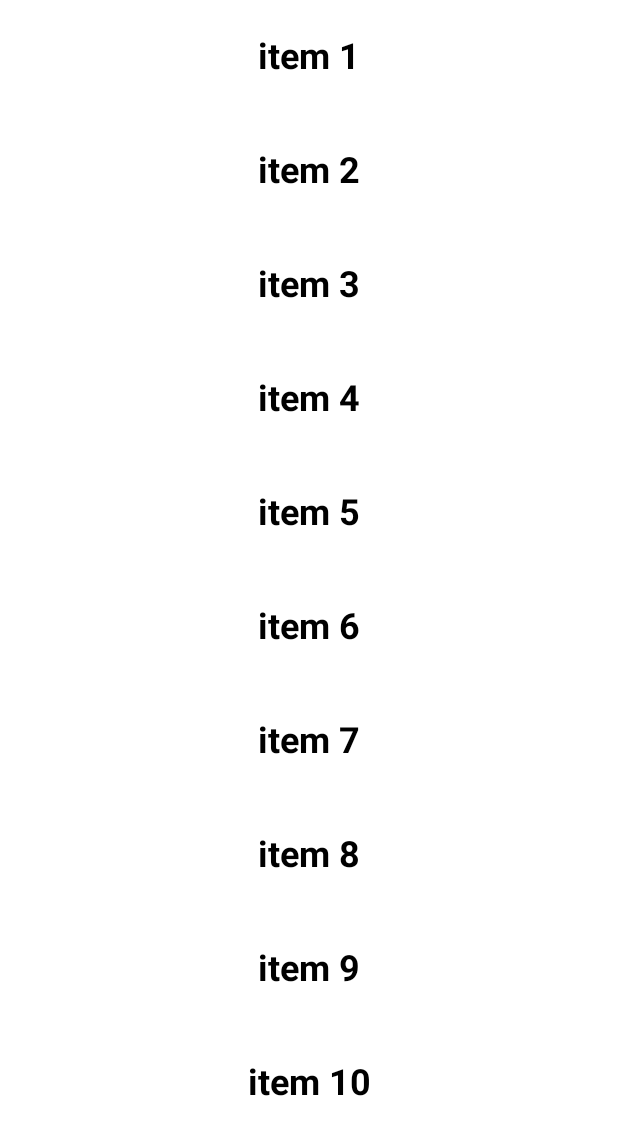
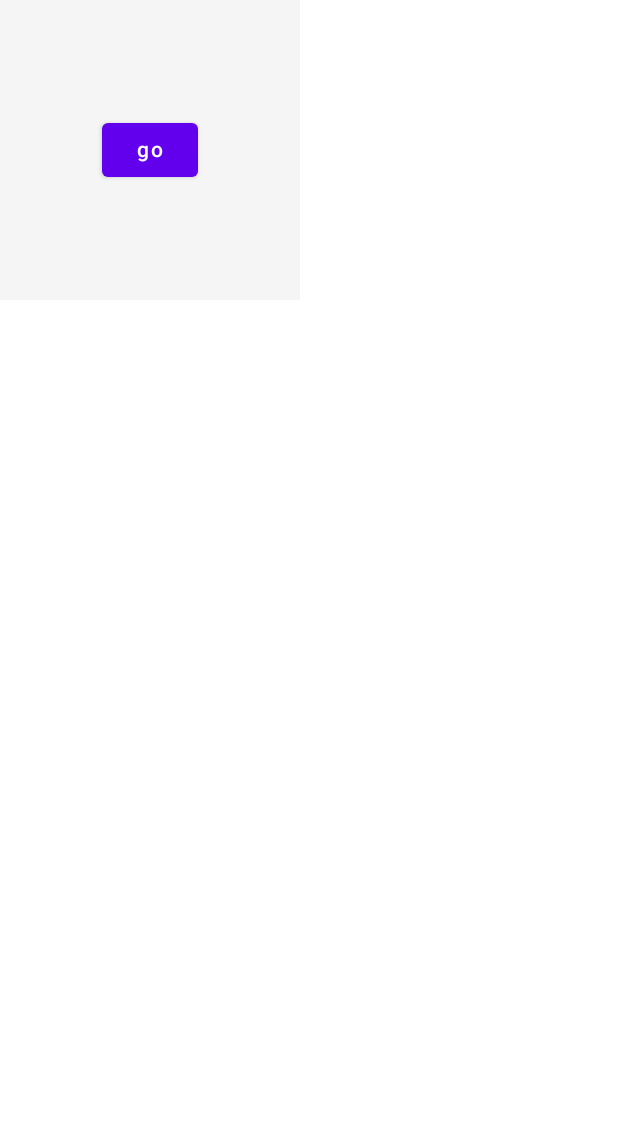
Before and after one commit to asgharhosseini/LearingCompose, an Android app built with Jetpack Compose: the screen it shows after launch (MainActivity), on a phone screen of 412 x 824 dp. Shown: the top 1135 px of the screen. Run offline under Robolectric (Android 15) with nearby library versions, the phone set to English and light mode, and no system bars.

```diff
--- a/app/build.gradle
+++ b/app/build.gradle
@@ -57,4 +57,5 @@ dependencies {
     androidTestImplementation 'androidx.test.ext:junit:1.1.2'
     androidTestImplementation 'androidx.test.espresso:espresso-core:3.3.0'
     androidTestImplementation "androidx.compose.ui:ui-test-junit4:$compose_version"
+
 }
--- a/app/src/main/java/ir/ah/learingcompose/MainActivity.kt
+++ b/app/src/main/java/ir/ah/learingcompose/MainActivity.kt
@@ -3,6 +3,8 @@ package ir.ah.learingcompose
 import android.os.Bundle
 import androidx.activity.ComponentActivity
 import androidx.activity.compose.setContent
+import androidx.compose.animation.*
+import androidx.compose.animation.core.*
 import androidx.compose.foundation.*
 import androidx.compose.foundation.layout.*
 import androidx.compose.foundation.lazy.*
@@ -20,6 +22,8 @@ import androidx.compose.ui.text.font.*
 import androidx.compose.ui.text.style.*
 import androidx.compose.ui.tooling.preview.Preview
 import androidx.compose.ui.unit.*
+
+
 import ir.ah.learingcompose.ui.theme.LearingComposeTheme
 import kotlinx.coroutines.*
 import java.lang.reflect.*
@@ -29,17 +33,43 @@ class MainActivity : ComponentActivity() {
     override fun onCreate(savedInstanceState: Bundle?) {
         super.onCreate(savedInstanceState)
         setContent {
-            LazyColumn {
-                itemsIndexed(
-                    listOf("1", "2", "3", "4", "5", "6", "7", "8", "9", "10")
-                ) {index, item ->
 
-                    Text(
-                        text = "item $item",
-                        fontSize = 24.sp,
-                        fontWeight = FontWeight.Bold,
-                        textAlign = TextAlign.Center,
-                    modifier = Modifier.fillMaxWidth().padding(vertical = 24.dp))
+            var sizeState by remember { mutableStateOf(200.dp) }
+            val size by animateDpAsState(
+                targetValue = sizeState,
+                  tween(durationMillis = 3000, delayMillis = 300, easing = LinearOutSlowInEasing)
+                //  spring(Spring.DampingRatioHighBouncy)
+                   /* keyframes { durationMillis =5000
+                        sizeState at 0 with LinearEasing
+                        sizeState * 1.5f at 1000 with FastOutLinearInEasing
+                        sizeState * 2f at 5000
+                    }*/
+
+
+            )
+            val infiniteTransition = rememberInfiniteTransition()
+            val color by infiniteTransition.animateColor(
+                initialValue = Color.Black,
+                targetValue = Color.White,
+                animationSpec = infiniteRepeatable(
+                    tween(durationMillis = 3000, delayMillis = 300, easing = LinearOutSlowInEasing),
+                    repeatMode = RepeatMode.Reverse
+
+                )
+            )
+
+
+            Box(
+                modifier = Modifier
+                    .size(size)
+                    .background(color),
+                contentAlignment = Alignment.Center
+            ) {
+                Button(onClick = {
+                    sizeState += 50.dp
+                }) {
+                    Text(text = "go")
+
                 }
             }
 
```
